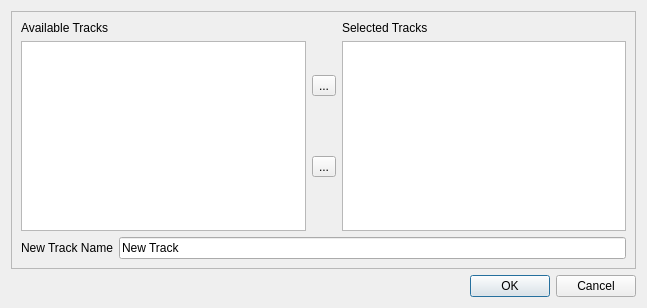
ntruchsess/QLandkarteGT, file src/IDlgCombineTracks.ui: the form before one commit.
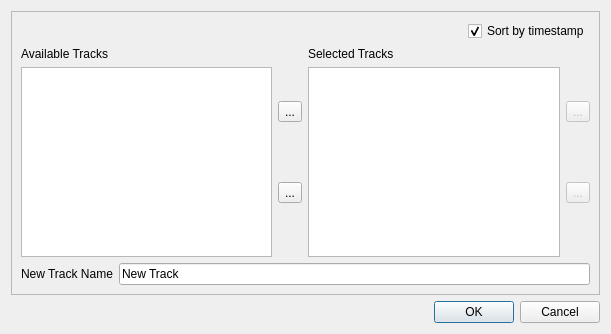
The form after the commit.

Commit message: Combine tracks by timestamp or list order

```diff
--- a/src/IDlgCombineTracks.ui
+++ b/src/IDlgCombineTracks.ui
@@ -5,8 +5,8 @@
    <rect>
     <x>0</x>
     <y>0</y>
-    <width>647</width>
-    <height>308</height>
+    <width>611</width>
+    <height>334</height>
    </rect>
   </property>
   <property name="windowTitle" >
@@ -22,6 +22,33 @@
       <enum>QFrame::Raised</enum>
      </property>
      <layout class="QVBoxLayout" >
+      <item>
+       <layout class="QHBoxLayout" >
+        <item>
+         <spacer>
+          <property name="orientation" >
+           <enum>Qt::Horizontal</enum>
+          </property>
+          <property name="sizeHint" >
+           <size>
+            <width>40</width>
+            <height>20</height>
+           </size>
+          </property>
+         </spacer>
+        </item>
+        <item>
+         <widget class="QCheckBox" name="checkSortTimestamp" >
+          <property name="text" >
+           <string>Sort by timestamp</string>
+          </property>
+          <property name="checked" >
+           <bool>true</bool>
+          </property>
+         </widget>
+        </item>
+       </layout>
+      </item>
       <item>
        <layout class="QHBoxLayout" >
         <item>
@@ -78,6 +105,30 @@
           </item>
          </layout>
         </item>
+        <item>
+         <layout class="QVBoxLayout" >
+          <item>
+           <widget class="QToolButton" name="toolUp" >
+            <property name="enabled" >
+             <bool>false</bool>
+            </property>
+            <property name="text" >
+             <string>...</string>
+            </property>
+           </widget>
+          </item>
+          <item>
+           <widget class="QToolButton" name="toolDown" >
+            <property name="enabled" >
+             <bool>false</bool>
+            </property>
+            <property name="text" >
+             <string>...</string>
+            </property>
+           </widget>
+          </item>
+         </layout>
+        </item>
        </layout>
       </item>
       <item>
```
The commit also changes 2 other files.
